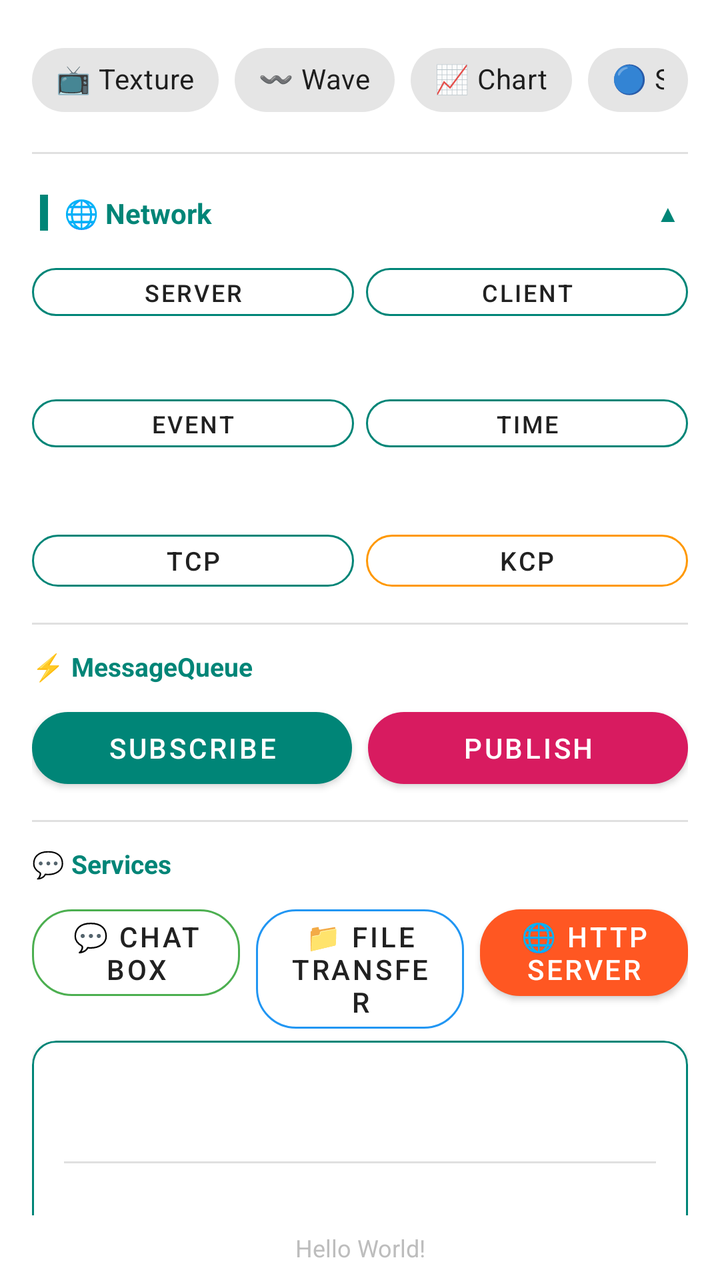
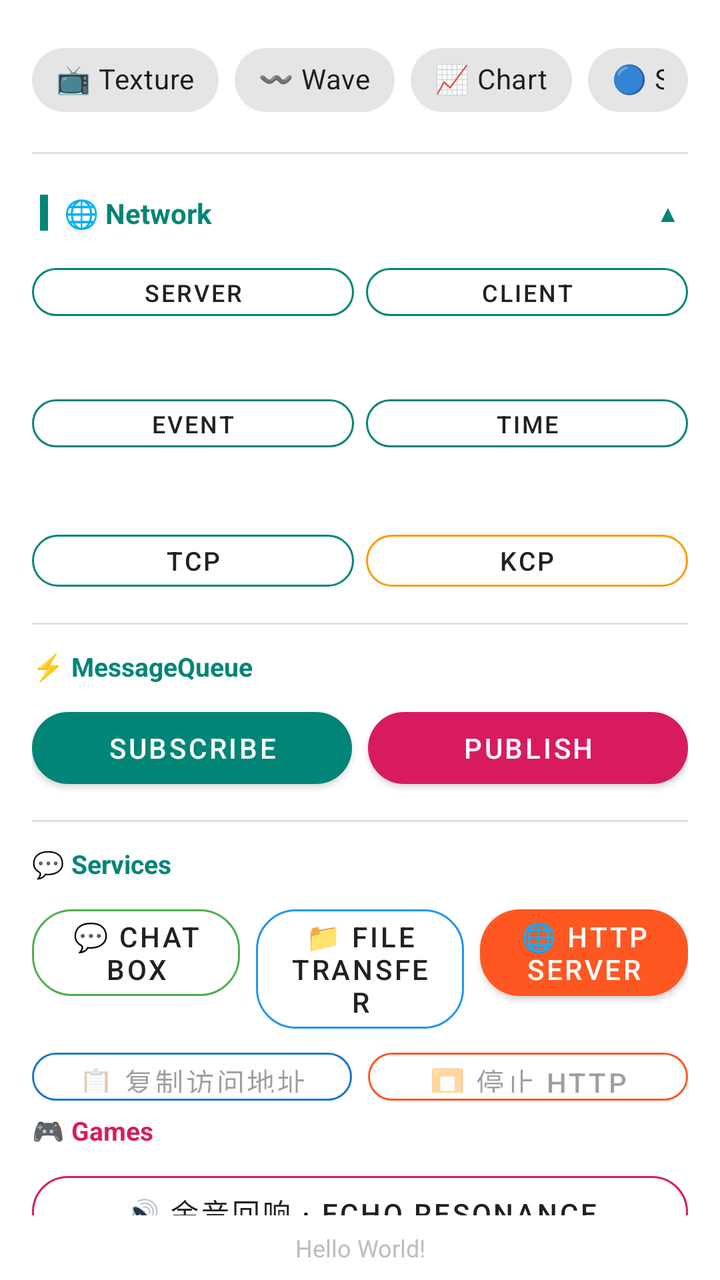

Screens rendered from an Android XML layout before and after an edit, with the pre-edit source and the edit as a unified diff.
<!-- AndroidManifest.xml: activity theme Theme.MaterialComponents.DayNight.DarkActionBar -->
<!-- res/layout/activity_select.xml -->
<?xml version="1.0" encoding="utf-8"?>
<LinearLayout xmlns:android="http://schemas.android.com/apk/res/android"
    xmlns:app="http://schemas.android.com/apk/res-auto"
    xmlns:tools="http://schemas.android.com/tools"
    android:layout_width="match_parent"
    android:layout_height="match_parent"
    android:orientation="vertical">

    <ScrollView
        android:layout_width="match_parent"
        android:layout_height="0dp"
        android:layout_weight="1"
        android:fillViewport="true"
        android:scrollbars="none"
        tools:context=".activity.MainActivity"
        tools:ignore="MissingClass">

        <LinearLayout
            android:layout_width="match_parent"
            android:layout_height="wrap_content"
            android:orientation="vertical"
            android:padding="16dp">

            
            <LinearLayout
                android:layout_width="match_parent"
                android:layout_height="wrap_content"
                android:layout_marginBottom="12dp"
                android:gravity="center"
                android:orientation="horizontal">

                <com.google.android.material.chip.Chip
                    android:id="@+id/btn_texture"
                    style="@style/Widget.MaterialComponents.Chip.Action"
                    android:layout_width="wrap_content"
                    android:layout_height="wrap_content"
                    android:layout_marginEnd="8dp"
                    android:checkable="false"
                    android:clickable="true"
                    android:focusable="true"
                    android:text="@string/texture"
                    app:chipIconVisible="false"
                    app:rippleColor="@color/colorPrimary" />

                <com.google.android.material.chip.Chip
                    android:id="@+id/btn_wave"
                    style="@style/Widget.MaterialComponents.Chip.Action"
                    android:layout_width="wrap_content"
                    android:layout_height="wrap_content"
                    android:layout_marginEnd="8dp"
                    android:checkable="false"
                    android:clickable="true"
                    android:focusable="true"
                    android:text="@string/wave"
                    app:chipIconVisible="false"
                    app:rippleColor="@color/colorPrimary" />

                <com.google.android.material.chip.Chip
                    android:id="@+id/btn_chart"
                    style="@style/Widget.MaterialComponents.Chip.Action"
                    android:layout_width="wrap_content"
                    android:layout_height="wrap_content"
                    android:layout_marginEnd="8dp"
                    android:checkable="false"
                    android:clickable="true"
                    android:focusable="true"
                    android:text="@string/chart"
                    app:chipIconVisible="false"
                    app:rippleColor="@color/colorPrimary" />

                <com.google.android.material.chip.Chip
                    android:id="@+id/btn_bluetooth"
                    style="@style/Widget.MaterialComponents.Chip.Action"
                    android:layout_width="wrap_content"
                    android:layout_height="wrap_content"
                    android:checkable="false"
                    android:clickable="true"
                    android:focusable="true"
                    android:text="@string/bluetooth"
                    app:chipIconVisible="false"
                    app:rippleColor="@color/colorAccent" />
            </LinearLayout>

            
            <View
                android:layout_width="match_parent"
                android:layout_height="1dp"
                android:layout_marginBottom="12dp"
                android:background="#E0E0E0" />

            
            <LinearLayout
                android:id="@+id/network_header"
                android:layout_width="match_parent"
                android:layout_height="wrap_content"
                android:layout_marginBottom="4dp"
                android:gravity="center_vertical"
                android:orientation="horizontal"
                android:clickable="true"
                android:focusable="true"
                android:background="?android:attr/selectableItemBackground"
                android:paddingVertical="8dp"
                android:paddingHorizontal="4dp">

                <View
                    android:layout_width="4dp"
                    android:layout_height="18dp"
                    android:layout_marginEnd="8dp"
                    android:background="@color/colorPrimary" />

                <TextView
                    android:layout_width="0dp"
                    android:layout_height="wrap_content"
                    android:layout_weight="1"
                    android:text="@string/section_network"
                    android:textColor="@color/colorPrimary"
                    android:textSize="14sp"
                    android:textStyle="bold" />

                <TextView
                    android:id="@+id/network_arrow"
                    android:layout_width="wrap_content"
                    android:layout_height="wrap_content"
                    android:text="▲"
                    android:textColor="@color/colorPrimary"
                    android:textSize="12sp" />
            </LinearLayout>

            <LinearLayout
                android:id="@+id/network_content"
                android:layout_width="match_parent"
                android:layout_height="wrap_content"
                android:orientation="vertical"
                android:layout_marginBottom="8dp">

                
                <LinearLayout
                    android:layout_width="match_parent"
                    android:layout_height="wrap_content"
                    android:layout_marginBottom="4dp"
                    android:orientation="horizontal">

                    <com.google.android.material.button.MaterialButton
                        android:id="@+id/btn_server"
                        style="@style/Widget.MaterialComponents.Button.OutlinedButton"
                        android:layout_width="0dp"
                        android:layout_height="36dp"
                        android:layout_marginEnd="6dp"
                        android:layout_weight="1"
                        android:text="@string/server"
                        android:textSize="12sp"
                        android:paddingStart="8dp"
                        android:paddingEnd="8dp"
                        app:cornerRadius="18dp"
                        app:strokeColor="@color/colorPrimary"
                        app:strokeWidth="1dp" />

                    <com.google.android.material.button.MaterialButton
                        android:id="@+id/btn_client"
                        style="@style/Widget.MaterialComponents.Button.OutlinedButton"
                        android:layout_width="0dp"
                        android:layout_height="36dp"
                        android:layout_weight="1"
                        android:text="@string/client"
                        android:textSize="12sp"
                        android:paddingStart="8dp"
                        android:paddingEnd="8dp"
                        app:cornerRadius="18dp"
                        app:strokeColor="@color/colorPrimary"
                        app:strokeWidth="1dp" />
                </LinearLayout>

                
                <LinearLayout
                    android:layout_width="match_parent"
                    android:layout_height="wrap_content"
                    android:layout_marginBottom="12dp"
                    android:orientation="horizontal">

                    <TextView
                        android:id="@+id/txt_server"
                        android:layout_width="0dp"
                        android:layout_height="wrap_content"
                        android:layout_marginEnd="6dp"
                        android:layout_weight="1"
                        android:ellipsize="end"
                        android:gravity="center"
                        android:maxLines="1"
                        android:text="@string/dftHint"
                        android:textColor="#9E9E9E"
                        android:textSize="10sp" />

                    <TextView
                        android:id="@+id/txt_client"
                        android:layout_width="0dp"
                        android:layout_height="wrap_content"
                        android:layout_weight="1"
                        android:ellipsize="end"
                        android:gravity="center"
                        android:maxLines="1"
                        android:text="@string/dftHint"
                        android:textColor="#9E9E9E"
                        android:textSize="10sp" />
                </LinearLayout>

                
                <LinearLayout
                    android:layout_width="match_parent"
                    android:layout_height="wrap_content"
                    android:layout_marginBottom="4dp"
                    android:orientation="horizontal">

                    <com.google.android.material.button.MaterialButton
                        android:id="@+id/btn_event"
                        style="@style/Widget.MaterialComponents.Button.OutlinedButton"
                        android:layout_width="0dp"
                        android:layout_height="36dp"
                        android:layout_marginEnd="6dp"
                        android:layout_weight="1"
                        android:text="@string/event"
                        android:textSize="12sp"
                        android:paddingStart="8dp"
                        android:paddingEnd="8dp"
                        app:cornerRadius="18dp"
                        app:strokeColor="@color/colorPrimary"
                        app:strokeWidth="1dp" />

                    <com.google.android.material.button.MaterialButton
                        android:id="@+id/btn_time"
                        style="@style/Widget.MaterialComponents.Button.OutlinedButton"
                        android:layout_width="0dp"
                        android:layout_height="36dp"
                        android:layout_weight="1"
                        android:text="@string/time"
                        android:textSize="12sp"
                        android:paddingStart="8dp"
                        android:paddingEnd="8dp"
                        app:cornerRadius="18dp"
                        app:strokeColor="@color/colorPrimary"
                        app:strokeWidth="1dp" />
                </LinearLayout>

                
                <LinearLayout
                    android:layout_width="match_parent"
                    android:layout_height="wrap_content"
                    android:layout_marginBottom="12dp"
                    android:orientation="horizontal">

                    <TextView
                        android:id="@+id/txt_event"
                        android:layout_width="0dp"
                        android:layout_height="wrap_content"
                        android:layout_marginEnd="6dp"
                        android:layout_weight="1"
                        android:ellipsize="end"
                        android:gravity="center"
                        android:maxLines="1"
                        android:text="@string/dftHint"
                        android:textColor="#9E9E9E"
                        android:textSize="10sp" />

                    <TextView
                        android:id="@+id/txt_time"
                        android:layout_width="0dp"
                        android:layout_height="wrap_content"
                        android:layout_weight="1"
                        android:ellipsize="end"
                        android:gravity="center"
                        android:maxLines="1"
                        android:text="@string/dftHint"
                        android:textColor="#9E9E9E"
                        android:textSize="10sp" />
                </LinearLayout>

                
                <LinearLayout
                    android:layout_width="match_parent"
                    android:layout_height="wrap_content"
                    android:layout_marginTop="2dp"
                    android:orientation="horizontal">

                    <com.google.android.material.button.MaterialButton
                        android:id="@+id/btn_tcp"
                        style="@style/Widget.MaterialComponents.Button.OutlinedButton"
                        android:layout_width="0dp"
                        android:layout_height="38dp"
                        android:layout_marginEnd="6dp"
                        android:layout_weight="1"
                        android:text="@string/tcp"
                        android:textSize="13sp"
                        app:cornerRadius="20dp"
                        app:strokeColor="@color/colorPrimary"
                        app:strokeWidth="1dp" />

                    <com.google.android.material.button.MaterialButton
                        android:id="@+id/btn_ikcp"
                        style="@style/Widget.MaterialComponents.Button.OutlinedButton"
                        android:layout_width="0dp"
                        android:layout_height="38dp"
                        android:layout_weight="1"
                        android:text="@string/kcprun"
                        android:textSize="13sp"
                        app:cornerRadius="20dp"
                        app:strokeColor="#FF9800"
                        app:strokeWidth="1dp" />
                </LinearLayout>
            </LinearLayout>

            
            <View
                android:layout_width="match_parent"
                android:layout_height="1dp"
                android:layout_marginTop="4dp"
                android:layout_marginBottom="12dp"
                android:background="#E0E0E0" />

            
            <TextView
                android:layout_width="wrap_content"
                android:layout_height="wrap_content"
                android:layout_marginBottom="8dp"
                android:text="@string/section_advanced"
                android:textColor="@color/colorPrimary"
                android:textSize="13sp"
                android:textStyle="bold" />

            
            <LinearLayout
                android:layout_width="match_parent"
                android:layout_height="wrap_content"
                android:layout_marginBottom="8dp"
                android:orientation="horizontal">

                <com.google.android.material.button.MaterialButton
                    android:id="@+id/btn_subscribe"
                    style="@style/Widget.MaterialComponents.Button"
                    android:layout_width="0dp"
                    android:layout_height="wrap_content"
                    android:layout_marginEnd="8dp"
                    android:layout_weight="1"
                    android:text="@string/subscribe"
                    app:backgroundTint="@color/colorPrimary"
                    app:cornerRadius="20dp" />

                <com.google.android.material.button.MaterialButton
                    android:id="@+id/btn_publisher"
                    style="@style/Widget.MaterialComponents.Button"
                    android:layout_width="0dp"
                    android:layout_height="wrap_content"
                    android:layout_weight="1"
                    android:text="@string/publish"
                    app:backgroundTint="@color/colorAccent"
                    app:cornerRadius="20dp" />
            </LinearLayout>

            
            <View
                android:layout_width="match_parent"
                android:layout_height="1dp"
                android:layout_marginTop="4dp"
                android:layout_marginBottom="12dp"
                android:background="#E0E0E0" />

            
            <TextView
                android:layout_width="wrap_content"
                android:layout_height="wrap_content"
                android:layout_marginBottom="8dp"
                android:text="@string/section_files"
                android:textColor="@color/colorPrimary"
                android:textSize="13sp"
                android:textStyle="bold" />

            <LinearLayout
                android:layout_width="match_parent"
                android:layout_height="wrap_content"
                android:orientation="horizontal">

                <com.google.android.material.button.MaterialButton
                    android:id="@+id/btn_chat"
                    style="@style/Widget.MaterialComponents.Button.OutlinedButton"
                    android:layout_width="0dp"
                    android:layout_height="wrap_content"
                    android:layout_marginEnd="8dp"
                    android:layout_weight="1"
                    android:text="@string/chat"
                    app:cornerRadius="20dp"
                    app:strokeColor="#4CAF50" />

                <com.google.android.material.button.MaterialButton
                    android:id="@+id/btn_file_trans"
                    style="@style/Widget.MaterialComponents.Button.OutlinedButton"
                    android:layout_width="0dp"
                    android:layout_height="wrap_content"
                    android:layout_marginEnd="8dp"
                    android:layout_weight="1"
                    android:text="@string/file_trans"
                    app:cornerRadius="20dp"
                    app:strokeColor="#2196F3" />

                <com.google.android.material.button.MaterialButton
                    android:id="@+id/btn_http_server"
                    style="@style/Widget.MaterialComponents.Button"
                    android:layout_width="0dp"
                    android:layout_height="wrap_content"
                    android:layout_weight="1"
                    android:text="@string/http_server"
                    app:backgroundTint="#FF5722"
                    app:cornerRadius="20dp" />
            </LinearLayout>

            
            <com.google.android.material.card.MaterialCardView
                android:layout_width="match_parent"
                android:layout_height="wrap_content"
                android:layout_marginBottom="16dp"
                app:cardElevation="2dp"
                app:cardCornerRadius="12dp"
                app:contentPadding="16dp"
                app:strokeWidth="1dp"
                app:strokeColor="@color/colorPrimary">

                <LinearLayout
                    android:layout_width="match_parent"
                    android:layout_height="wrap_content"
                    android:layout_marginTop="16dp"
                    android:orientation="vertical">

                    <TextView
                        android:id="@+id/txt_hint"
                        android:layout_width="match_parent"
                        android:layout_height="wrap_content"
                        android:gravity="center"
                        android:lineSpacingExtra="2dp"
                        android:paddingBottom="8dp"
                        android:text="@string/dftHint"
                        android:textColor="#9E9E9E"
                        android:textSize="12sp"
                        android:textStyle="italic"
                        tools:ignore="RtlHardcoded" />

                    <View
                        android:layout_width="match_parent"
                        android:layout_height="1dp"
                        android:layout_marginTop="4dp"
                        android:layout_marginBottom="4dp"
                        android:background="#E0E0E0" />

                    <TextView
                        android:id="@+id/txt_status"
                        android:layout_width="match_parent"
                        android:layout_height="wrap_content"
                        android:gravity="center"
                        android:layout_marginTop="4dp"
                        android:lineSpacingExtra="4dp"
                        android:text="@string/dftHint"
                        android:textColor="#37474F"
                        android:textSize="14sp"
                        android:textStyle="bold"
                        tools:ignore="RtlHardcoded" />
                </LinearLayout>
            </com.google.android.material.card.MaterialCardView>

        </LinearLayout>

    </ScrollView>

    
    <TextView
        android:id="@+id/sample_text"
        android:layout_width="match_parent"
        android:layout_height="wrap_content"
        android:gravity="center"
        android:paddingTop="8dp"
        android:paddingBottom="8dp"
        android:text="@string/hello_world"
        android:textColor="#BDBDBD"
        android:textSize="12sp" />

</LinearLayout>
<!-- resources referenced by this layout -->
<resources>
  <color name="colorAccent">#D81B60</color>
  <color name="colorPrimary">#008577</color>
  <string name="bluetooth">🔵 Serial</string>
  <string name="chart">📈 Chart</string>
  <string name="chat">💬 Chat Box</string>
  <string name="client">client</string>
  <string name="dftHint">" "</string>
  <string name="event">event</string>
  <string name="file_trans">📁 File Transfer</string>
  <string name="hello_world">Hello World!</string>
  <string name="http_server">🌐 HTTP Server</string>
  <string name="kcprun">Kcp</string>
  <string name="publish">Publish</string>
  <string name="section_advanced">⚡ MessageQueue</string>
  <string name="section_files">💬 Services</string>
  <string name="section_network">🌐 Network</string>
  <string name="server">server</string>
  <string name="subscribe">Subscribe</string>
  <string name="tcp">TCP</string>
  <string name="texture">📺 Texture</string>
  <string name="time">time</string>
  <string name="wave">〰️ Wave</string>
</resources>

<!-- the commit's change to res/layout/activity_select.xml (unified diff, before → after) -->
@@ -409,6 +409,77 @@
                     app:backgroundTint="#FF5722"
                     app:cornerRadius="20dp" />
             </LinearLayout>
+
+            
+            <LinearLayout
+                android:layout_width="match_parent"
+                android:layout_height="wrap_content"
+                android:orientation="horizontal">
+
+                <com.google.android.material.button.MaterialButton
+                    android:id="@+id/btn_http_copy"
+                    style="@style/Widget.MaterialComponents.Button.OutlinedButton"
+                    android:layout_width="0dp"
+                    android:layout_height="36dp"
+                    android:layout_marginEnd="4dp"
+                    android:layout_weight="1"
+                    android:enabled="false"
+                    android:text="@string/http_server_copy"
+                    app:cornerRadius="20dp"
+                    app:strokeColor="#1976D2" />
+
+                <com.google.android.material.button.MaterialButton
+                    android:id="@+id/btn_http_stop"
+                    style="@style/Widget.MaterialComponents.Button.OutlinedButton"
+                    android:layout_width="0dp"
+                    android:layout_height="36dp"
+                    android:layout_marginStart="4dp"
+                    android:layout_weight="1"
+                    android:enabled="false"
+                    android:text="@string/http_server_stop"
+                    app:cornerRadius="20dp"
+                    app:strokeColor="#FF5722" />
+            </LinearLayout>
+
+            
+            <TextView
+                android:layout_width="wrap_content"
+                android:layout_height="wrap_content"
+                android:layout_marginBottom="8dp"
+                android:text="@string/section_game"
+                android:textColor="@color/colorAccent"
+                android:textSize="13sp"
+                android:textStyle="bold" />
+
+            <com.google.android.material.button.MaterialButton
+                android:id="@+id/btn_game"
+                style="@style/Widget.MaterialComponents.Button.OutlinedButton"
+                android:layout_width="match_parent"
+                android:layout_height="wrap_content"
+                android:layout_marginBottom="12dp"
+                android:text="@string/echo_game"
+                app:cornerRadius="20dp"
+                app:strokeColor="@color/colorAccent"
+                app:strokeWidth="1dp" />
+
+            <com.google.android.material.button.MaterialButton
+                android:id="@+id/btn_deduction"
+                style="@style/Widget.MaterialComponents.Button.OutlinedButton"
+                android:layout_width="match_parent"
+                android:layout_height="wrap_content"
+                android:layout_marginBottom="12dp"
+                android:text="@string/deduction_board"
+                app:cornerRadius="20dp"
+                app:strokeColor="@color/colorPrimary"
+                app:strokeWidth="1dp" />
+
+            
+            <View
+                android:layout_width="match_parent"
+                android:layout_height="1dp"
+                android:layout_marginTop="4dp"
+                android:layout_marginBottom="12dp"
+                android:background="#E0E0E0" />
 
             
             <com.google.android.material.card.MaterialCardView
<!-- resource entries referenced after the edit -->
@@ -6,15 +6,20 @@
   <string name="chart">📈 Chart</string>
   <string name="chat">💬 Chat Box</string>
   <string name="client">client</string>
+  <string name="deduction_board">🧩 声纹推演盘 · Deduction Board</string>
   <string name="dftHint">" "</string>
+  <string name="echo_game">🔊 余音回响 · Echo Resonance</string>
   <string name="event">event</string>
   <string name="file_trans">📁 File Transfer</string>
   <string name="hello_world">Hello World!</string>
   <string name="http_server">🌐 HTTP Server</string>
+  <string name="http_server_copy">📋 复制访问地址</string>
+  <string name="http_server_stop">⏹ 停止 HTTP</string>
   <string name="kcprun">Kcp</string>
   <string name="publish">Publish</string>
   <string name="section_advanced">⚡ MessageQueue</string>
   <string name="section_files">💬 Services</string>
+  <string name="section_game">🎮 Games</string>
   <string name="section_network">🌐 Network</string>
   <string name="server">server</string>
   <string name="subscribe">Subscribe</string>
